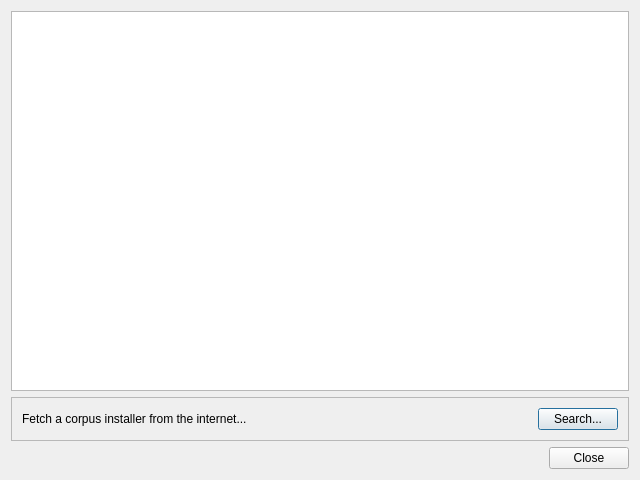
The window that coquery/gui/corpusInstall.ui (gkunter/coquery) describes before a commit, drawn with Qt 5.
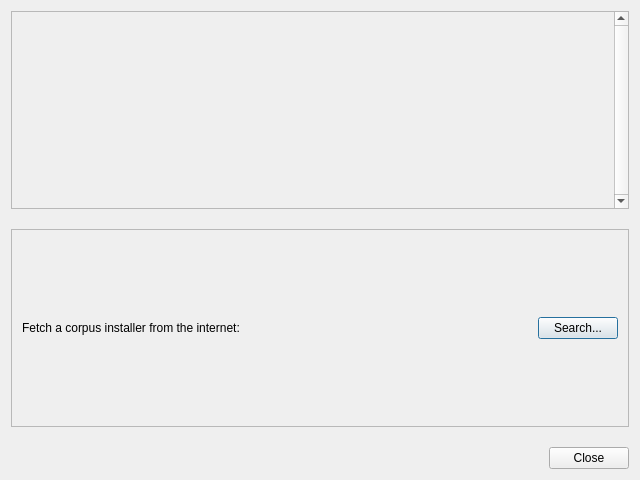
The same window after the commit.

```diff
--- a/coquery/gui/corpusInstall.ui
+++ b/coquery/gui/corpusInstall.ui
@@ -14,15 +14,38 @@
    <string>Dialog</string>
   </property>
   <layout class="QVBoxLayout" name="verticalLayout">
+   <property name="spacing">
+    <number>20</number>
+   </property>
    <item>
-    <widget class="QListWidget" name="listWidget">
-     <property name="modelColumn">
-      <number>0</number>
+    <widget class="QScrollArea" name="scroll_area_corpus">
+     <property name="sizePolicy">
+      <sizepolicy hsizetype="Minimum" vsizetype="Minimum">
+       <horstretch>0</horstretch>
+       <verstretch>0</verstretch>
+      </sizepolicy>
      </property>
+     <property name="verticalScrollBarPolicy">
+      <enum>Qt::ScrollBarAlwaysOn</enum>
+     </property>
+     <property name="widgetResizable">
+      <bool>true</bool>
+     </property>
+     <widget class="QWidget" name="scroll_area_content">
+      <property name="geometry">
+       <rect>
+        <x>0</x>
+        <y>0</y>
+        <width>602</width>
+        <height>192</height>
+       </rect>
+      </property>
+      <layout class="QVBoxLayout" name="list_entry_layout"/>
+     </widget>
     </widget>
    </item>
    <item>
-    <widget class="QFrame" name="">
+    <widget class="QFrame" name="frame">
      <property name="frameShape">
       <enum>QFrame::StyledPanel</enum>
      </property>
@@ -36,7 +59,7 @@
       <item>
        <widget class="QLabel" name="label">
         <property name="text">
-         <string>Fetch a corpus installer from the internet...</string>
+         <string>Fetch a corpus installer from the internet:</string>
         </property>
        </widget>
       </item>
```
Left out of the diff: 2 changed lines with no effect on the pictures.
